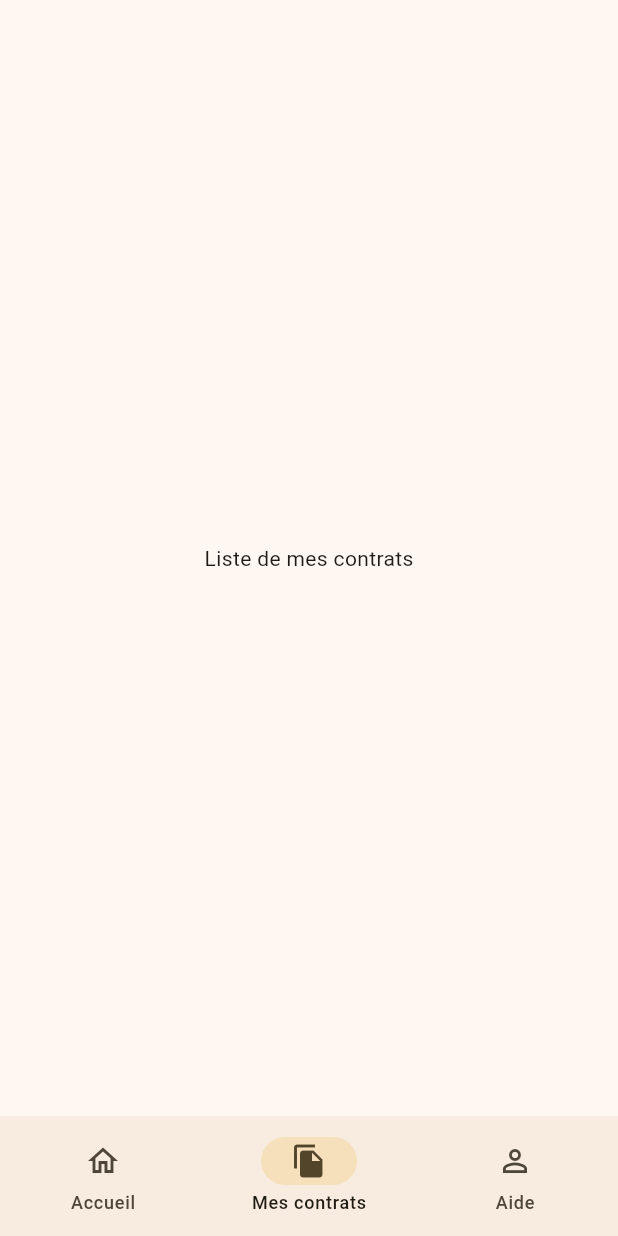
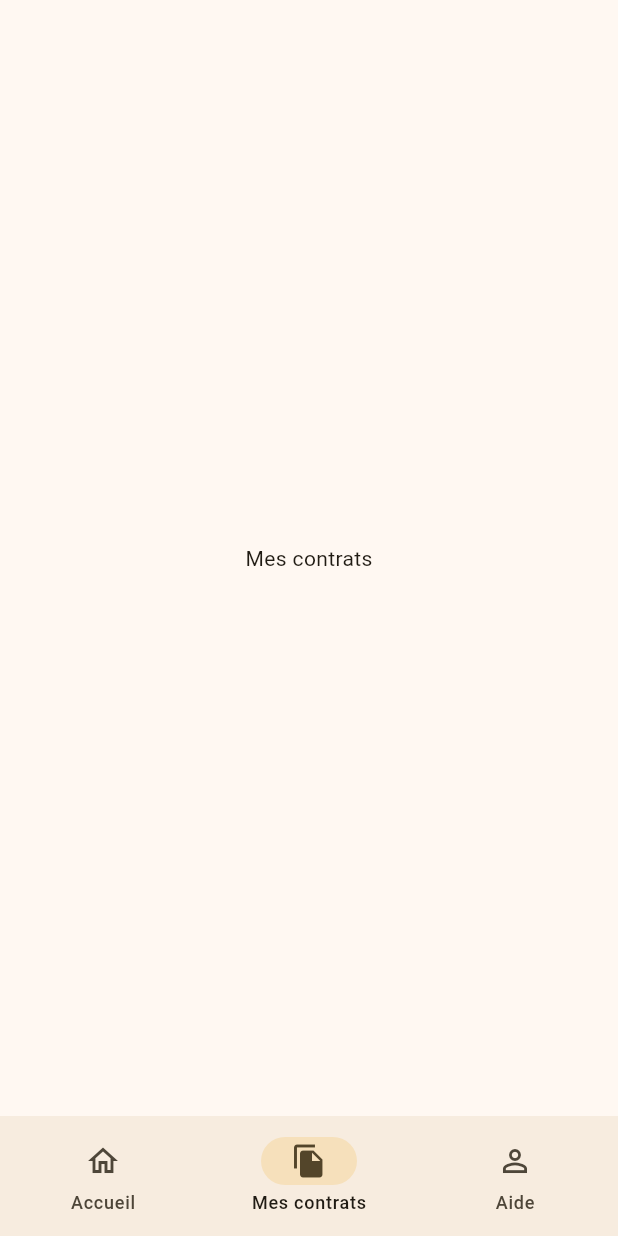
Before and after one commit to latrach/flutter-espace-client-app, a Flutter app: the screen it shows after launch, item 2 of the bottom bar chosen, on a phone screen of 412 x 824 dp. Run offline on Flutter 3.47's test engine with Material 3 defaults, Android fonts, the phone set to English and light mode, and no system bars.

Commit message:
add title

```diff
--- a/lib/bottom_navigation.dart
+++ b/lib/bottom_navigation.dart
@@ -15,8 +15,8 @@ class _BottomNavigationState extends State<BottomNavigation> {
 
   final List<Widget> _pages = const [
     HomePage(title: 'Accueil'),
-    MesContratsPage(),
-    FaqPage(),
+    MesContratsPage(title: 'Mes contrats'),
+    FaqPage(title: 'Aide'),
   ];
 
   void onItemTapped(int index) {
--- a/lib/pages/faq.dart
+++ b/lib/pages/faq.dart
@@ -2,10 +2,12 @@
 import 'package:flutter/material.dart';
 
 class FaqPage extends StatelessWidget {
-  const FaqPage({super.key});
+  const FaqPage({super.key, required this.title});
+
+  final String title;
 
   @override
   Widget build(BuildContext context) {
-    return Center(child: Text("Page FAQ"));
+    return Center(child: Text(title));
   }
 }
--- a/lib/pages/mes_contrats.dart
+++ b/lib/pages/mes_contrats.dart
@@ -1,10 +1,12 @@
 import 'package:flutter/material.dart';
 
 class MesContratsPage extends StatelessWidget {
-  const MesContratsPage({super.key});
+  const MesContratsPage({super.key, required this.title});
+
+  final String title;
 
   @override
   Widget build(BuildContext context) {
-    return Center(child: Text("Liste de mes contrats"));
+    return Center(child: Text(title));
   }
 }
```
